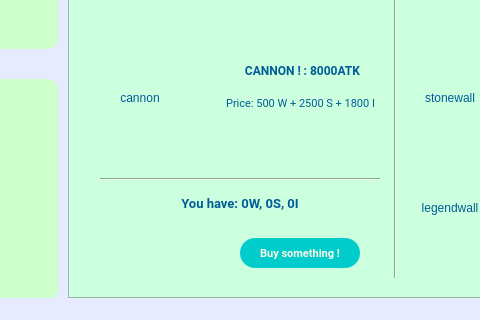
The window that client/Client_UI/stagegame.ui (tinhphantrong0612/networkprogramming) describes before a commit, drawn with Qt 5; both pictures show x 252 to 732 and y 320 to 640 of the 960 by 640 pixel window.
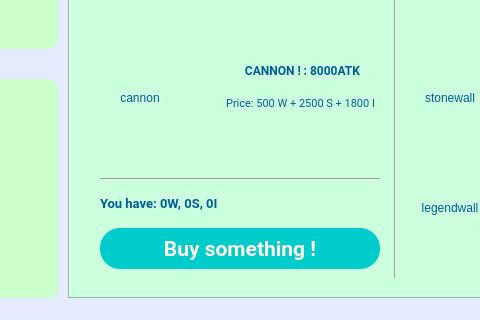
The same window after the commit. The open tabs and pages were chosen to show the change.

What changed in the file:
```diff
--- a/client/Client_UI/stagegame.ui
+++ b/client/Client_UI/stagegame.ui
@@ -2158,16 +2158,16 @@
      <widget class="QPushButton" name="buttonBuyItem">
       <property name="geometry">
        <rect>
-        <x>170</x>
-        <y>510</y>
-        <width>120</width>
-        <height>30</height>
+        <x>30</x>
+        <y>500</y>
+        <width>280</width>
+        <height>41</height>
        </rect>
       </property>
       <property name="font">
        <font>
         <family>Roboto</family>
-        <pointsize>8</pointsize>
+        <pointsize>16</pointsize>
         <weight>75</weight>
         <italic>false</italic>
         <bold>true</bold>
@@ -2177,7 +2177,7 @@
        <string notr="true">QPushButton {
         background-color: #00cccc;
         color: #fff7e6 ;
-        border-radius: 15;
+        border-radius: 20;
 }
 
 QPushButton:hover {
@@ -2215,7 +2215,7 @@
        <string>You have: 0W, 0S, 0I</string>
       </property>
       <property name="alignment">
-       <set>Qt::AlignCenter</set>
+       <set>Qt::AlignLeading|Qt::AlignLeft|Qt::AlignVCenter</set>
       </property>
      </widget>
     </widget>
```
Left out of the diff: 2 changed lines with no effect on the pictures.
